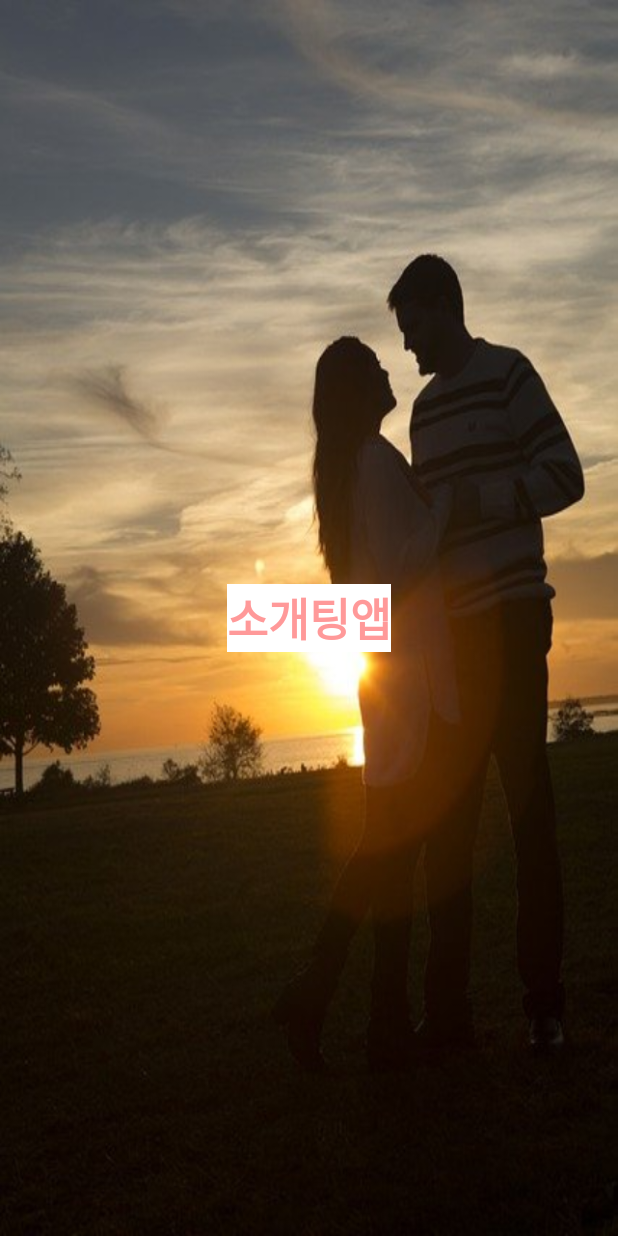
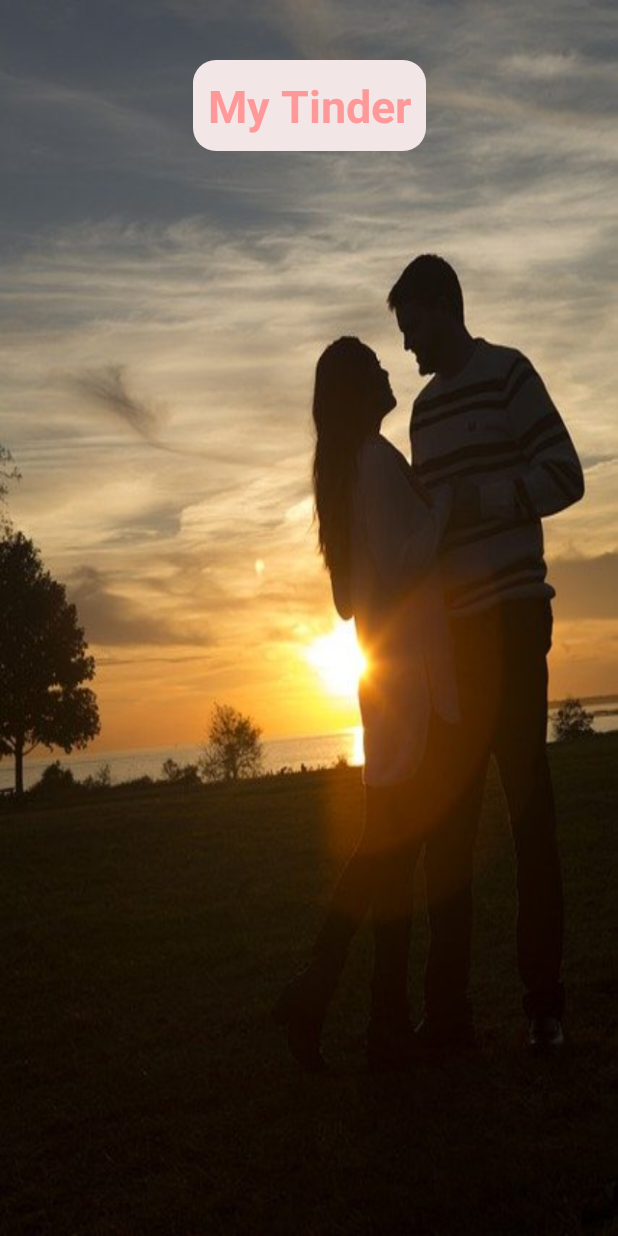
Before and after one commit to yys7517/MyTinder, an Android app: the SplashActivity screen opened directly, with no data from a screen before it, on a phone screen of 412 x 824 dp. Run offline under Robolectric (Android 15) with nearby library versions, the light colour scheme and no system bars; our stand-ins replace Firebase (no records; nobody signed in at launch, a user with empty details on screens opened directly).

Commit message:
App 레이아웃 조금 수정.

```diff
--- /dev/null
+++ b/app/src/main/res/drawable/background_titletext_radius.xml
@@ -0,0 +1,11 @@
+<?xml version="1.0" encoding="utf-8"?>
+<shape xmlns:android="http://schemas.android.com/apk/res/android"
+    android:padding="10dp"
+    android:shape="rectangle" >
+    <solid android:color="#F2E6E6" />
+    <corners
+        android:bottomLeftRadius="15dp"
+        android:bottomRightRadius="15dp"
+        android:topLeftRadius="15dp"
+        android:topRightRadius="15dp" />
+</shape>
--- a/app/src/main/res/layout/activity_splash.xml
+++ b/app/src/main/res/layout/activity_splash.xml
@@ -11,12 +11,13 @@
     <TextView
         android:layout_width="wrap_content"
         android:layout_height="wrap_content"
+        android:layout_marginTop="40dp"
         android:textSize="30sp"
         android:textStyle="bold"
         android:textColor="@color/main_color"
-        android:background="@color/white"
-        android:text="소개팅앱"
-        app:layout_constraintBottom_toBottomOf="parent"
+        android:background="@drawable/background_titletext_radius"
+        android:padding="10dp"
+        android:text="My Tinder"
         app:layout_constraintEnd_toEndOf="parent"
         app:layout_constraintStart_toStartOf="parent"
         app:layout_constraintTop_toTopOf="parent" />
```
Also changed, not shown: app/src/main/res/layout/activity_main.xml (+8 -6 lines), app/src/main/res/drawable/setting.png (added).
